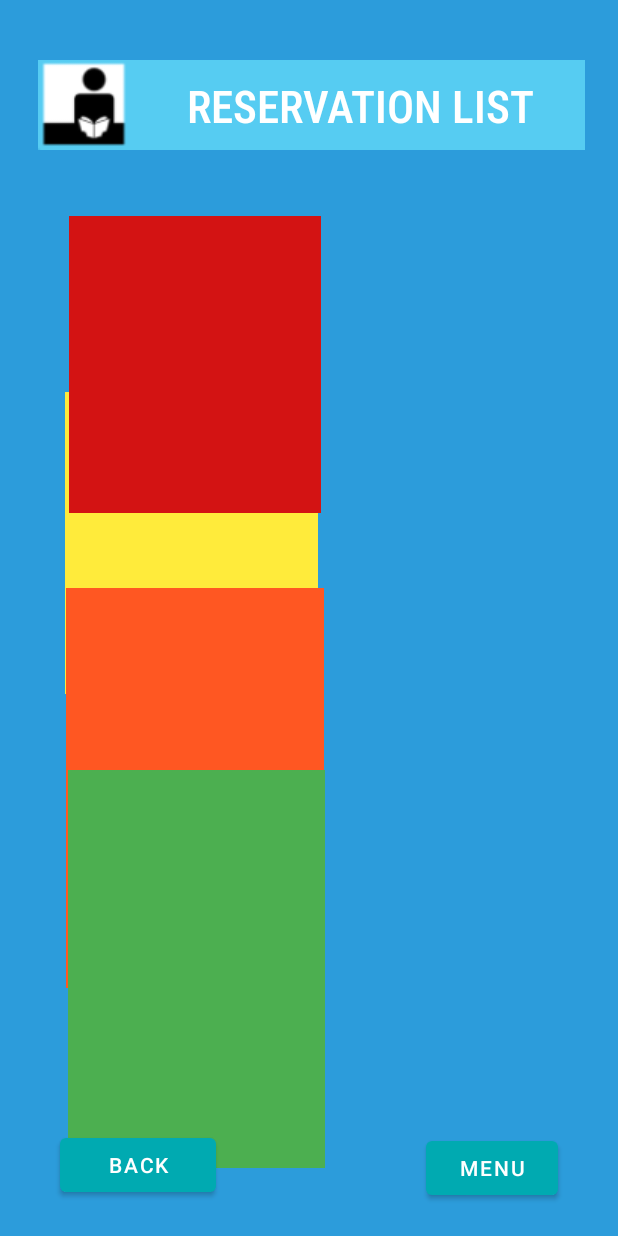
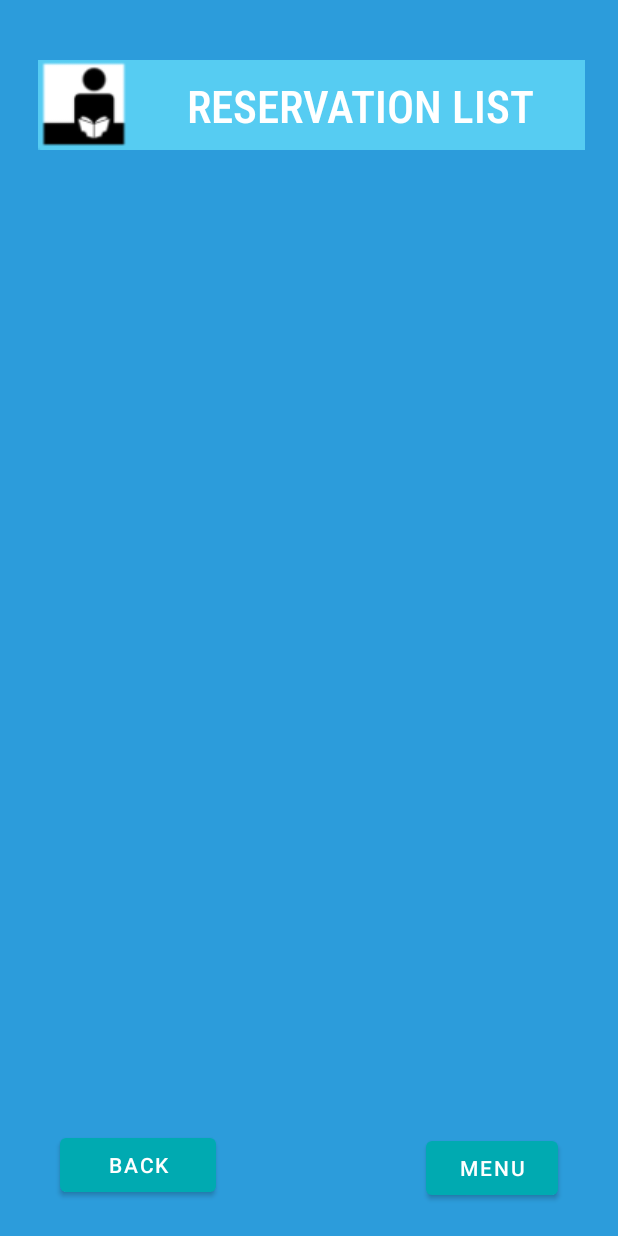
Before and after one commit to CankayaUniversity/ceng-407-408-2020-2021--Mobile-Library-Reservation-System, an Android app: the Activity_LM_List_Reservations screen opened directly, with no data from a screen before it, on a phone screen of 412 x 824 dp. Run offline under Robolectric (Android 15) with nearby library versions, the phone set to English and light mode, and no system bars; our stand-ins replace Firebase (no records; nobody signed in at launch, a user with empty details on screens opened directly).

Commit message:
LM List Reservation layout düzeltildi.

```diff
--- a/MobileLibrs/app/src/main/res/layout/layout_lm_list_reservations.xml
+++ b/MobileLibrs/app/src/main/res/layout/layout_lm_list_reservations.xml
@@ -122,7 +122,6 @@
         android:layout_marginTop="261dp"
         android:layout_marginEnd="200dp"
         android:layout_marginBottom="361dp"
-        android:background="#FFEB3B"
         android:textColor="#0C0B0B"
         android:textSize="16sp"
         android:textStyle="bold" />
@@ -139,7 +138,6 @@
         android:layout_marginTop="392dp"
         android:layout_marginEnd="196dp"
         android:layout_marginBottom="165dp"
-        android:background="#FF5722"
         android:textColor="#0C0B0B"
         android:textSize="16sp"
         android:textStyle="bold" />
@@ -156,7 +154,6 @@
         android:layout_marginTop="513dp"
         android:layout_marginEnd="195dp"
         android:layout_marginBottom="45dp"
-        android:background="#4CAF50"
         android:textColor="#0C0B0B"
         android:textSize="16sp"
         android:textStyle="bold" />
@@ -225,7 +222,6 @@
         android:layout_marginTop="144dp"
         android:layout_marginEnd="198dp"
         android:layout_marginBottom="482dp"
-        android:background="#D31313"
         android:textColor="#0C0B0B"
         android:textSize="16sp"
         android:textStyle="bold" />
```
Also changed, not shown: MobileLibrs/app/src/main/java/com/example/mobilelibrs/Activity_LM_List_Reservations.kt (line endings or trailing spaces).
